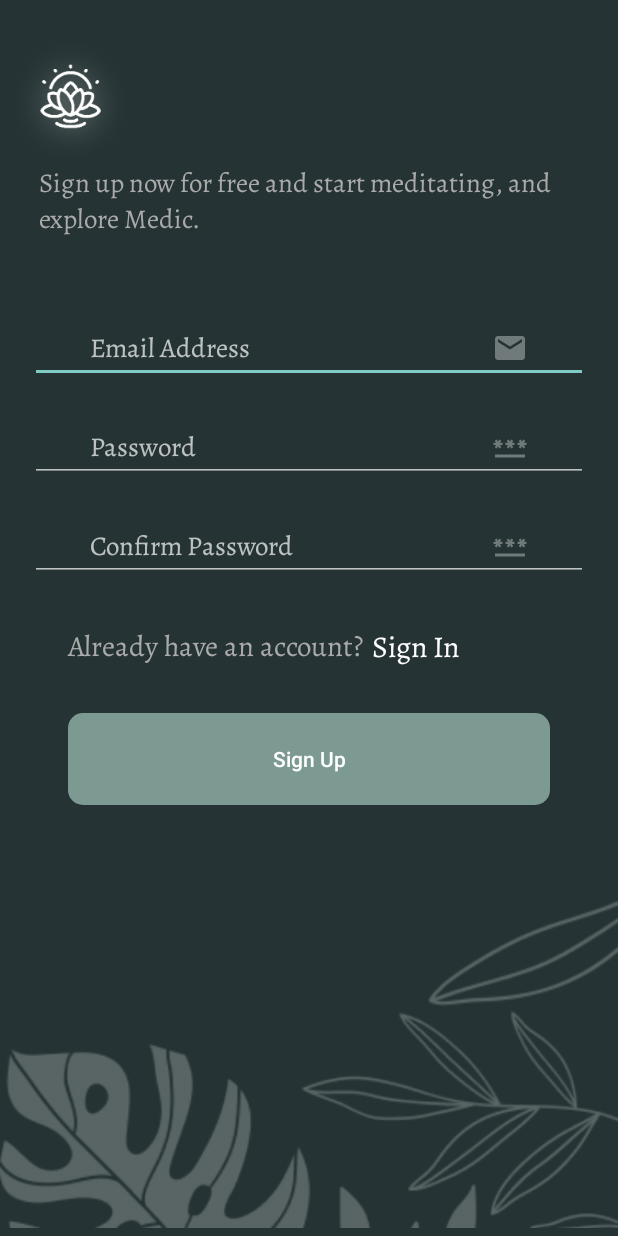
After one commit to moemaair/Mantrana, an Android app: the SignUp screen opened directly, with no data from a screen before it, on a phone screen of 412 x 824 dp. The commit adds this screen. Run offline under Robolectric (Android 15) with nearby library versions, the phone set to English and light mode, and no system bars; our stand-ins replace Firebase (no records; nobody signed in at launch, a user with empty details on screens opened directly).

Commit message:
codes for registering a new user

```diff
--- a/app/build.gradle
+++ b/app/build.gradle
@@ -3,9 +3,8 @@ plugins {
     id 'kotlin-android'
     id 'kotlin-kapt'
     id 'kotlin-android-extensions'
-    id 'com.google.gms.google-services'
 }
-
+apply plugin: 'com.google.gms.google-services'
 configurations.all {
     resolutionStrategy { force 'androidx.core:core-ktx:1.6.0' }
 }
--- a/app/src/main/java/com/android/mantrana/ui/SignIn.kt
+++ b/app/src/main/java/com/android/mantrana/ui/SignIn.kt
@@ -9,6 +9,7 @@ import android.widget.Toast
 import androidx.appcompat.app.AppCompatActivity
 import com.android.mantrana.MainActivity
 import com.android.mantrana.R
+import com.google.firebase.FirebaseApp
 import com.google.firebase.auth.FirebaseAuth
 import com.google.firebase.auth.FirebaseUser
 import com.google.firebase.auth.ktx.auth
@@ -24,16 +25,23 @@ class SignIn : AppCompatActivity() {
 
      //lateinit var email: String
     // lateinit var password: String
-     private lateinit var auth: FirebaseAuth
+     //private lateinit var auth: FirebaseAuth
 
     override fun onCreate(savedInstanceState: Bundle?) {
         super.onCreate(savedInstanceState)
         setContentView(R.layout.activity_sign_in)
-        auth = Firebase.auth
+        //auth = Firebase.auth
 
         val emailEt = findViewById<EditText>(R.id.emailEt)
 
         val passEt = findViewById<EditText>(R.id.passwardEt)
+
+        //incase not having a an account with mantrana
+
+        SignUpNow.setOnClickListener {
+            val intent = Intent(this, SignUp::class.java)
+            startActivity(intent)
+        }
 
 //        email = emailEt.text.toString()
 //        password = passEt.text.toString()
@@ -48,24 +56,26 @@ class SignIn : AppCompatActivity() {
            }
            else{
                // [START sign_in_with_email]
-               FirebaseAuth.getInstance().signInWithEmailAndPassword(emailEt.text.toString().trim(), passwardEt.text.toString().trim())
-                   .addOnCompleteListener(this) { task ->
-                       if (task.isSuccessful) {
-                           // Sign in success, update UI with the signed-in user's information
-                           Log.d(TAG, "signInWithEmail:success")
-                           val user = auth.currentUser
-                           updateUI(user)
-                           val intent = Intent(this, MainActivity::class.java)
-                           startActivity(intent)
-                           finish()
-                       } else {
-                           // If sign in fails, display a message to the user.
-                           Log.w(TAG, "signInWithEmail:failure", task.exception)
-                           Toast.makeText(baseContext, "Authentication failed.",
-                               Toast.LENGTH_SHORT).show()
-                           updateUI(null)
-                       }
-                   }
+//               FirebaseAuth.getInstance().signInWithEmailAndPassword(emailEt.text.toString().trim(), passwardEt.text.toString().trim())
+//                   .addOnCompleteListener(this) { task ->
+//                       if (task.isSuccessful) {
+//                           // Sign in success, update UI with the signed-in user's information
+//                           Log.d(TAG, "signInWithEmail:success" + FirebaseAuth.getInstance().currentUser?.uid)
+//                           //FirebaseAuth.getInstance().signOut()
+//                           //val user = auth.currentUser
+//                           updateUI(user)
+//
+////                           val intent = Intent(this, MainActivity::class.java)
+////                           startActivity(intent)
+////                           finish()
+//                       } else {
+//                           // If sign in fails, display a message to the user.
+//                           Log.w(TAG, "signInWithEmail:failure", task.exception)
+//                           Toast.makeText(baseContext, "Authentication failed.",
+//                               Toast.LENGTH_SHORT).show()
+//                           updateUI(null)
+//                       }
+//                   }
                // [END sign_in_with_email]
 
 
@@ -77,17 +87,17 @@ class SignIn : AppCompatActivity() {
     public override fun onStart() {
         super.onStart()
         // Check if user is signed in (non-null) and update UI accordingly.
-        val currentUser = auth.currentUser
-        if(currentUser != null){
-            reload();
-        }
+////        val currentUser = auth.currentUser
+//        if(currentUser != null){
+//            reload();
+//        }
     }
 
     private fun updateUI(user: FirebaseUser?) {
 
     }
 }
-private fun reload() {
+fun reload() {
     }
 
 //    fun checkCredencialCouroutine(){
--- /dev/null
+++ b/app/src/main/java/com/android/mantrana/ui/SignUp.kt
@@ -0,0 +1,112 @@
+package com.android.mantrana.ui
+
+import android.content.Intent
+import androidx.appcompat.app.AppCompatActivity
+import android.os.Bundle
+import android.text.TextUtils.isEmpty
+import android.util.Log
+import android.view.View
+import android.widget.EditText
+import android.widget.Toast
+import com.android.mantrana.R
+import com.google.android.gms.common.util.CollectionUtils
+import com.google.firebase.FirebaseApp
+import com.google.firebase.auth.FirebaseAuth
+import com.google.firebase.auth.FirebaseUser
+import com.google.firebase.auth.ktx.auth
+import com.google.firebase.ktx.Firebase
+import kotlinx.android.synthetic.main.activity_sign_in.*
+import kotlinx.android.synthetic.main.activity_sign_up.*
+
+class SignUp : AppCompatActivity() {
+    private val TAG: String? = SignUp::class.simpleName
+    private lateinit var name: String
+    private lateinit var email: String
+    private lateinit var password: String
+    private lateinit var cPassword: String
+
+    lateinit var auth: FirebaseAuth
+
+
+
+    override fun onCreate(savedInstanceState: Bundle?) {
+        super.onCreate(savedInstanceState)
+        setContentView(R.layout.activity_sign_up)
+
+        // Initialize Firebase Auth
+        auth = Firebase.auth
+
+        //incase user has an account with mantrana
+        signInNow.setOnClickListener {
+            val intent = Intent(this, SignIn::class.java)
+            startActivity(intent)
+        }
+
+
+        SignUpBtn.setOnClickListener {
+            //check for null valued EditText fields
+            if (!isEmpty(EmailEtSignUp.getText().toString()) && !isEmpty(
+                    PasswordEtSignUp.getText().toString()
+                ) && !isEmpty(PasswordConfirmEtSignUp.getText().toString())
+            ) {
+                //check if passwords match
+                if (doStringMatch(
+                        PasswordEtSignUp.text.toString(),
+                        PasswordConfirmEtSignUp.text.toString()
+                    )
+                ) {
+                    registerNewEmail(
+                        EmailEtSignUp.getText().toString(),
+                        PasswordEtSignUp.getText().toString()
+                    )
+                } else {
+                    Toast.makeText(this, "Passwords do not Match", Toast.LENGTH_SHORT).show();
+                }
+            }
+            else {
+                Toast.makeText(this, "You must fill out all the fields", Toast.LENGTH_SHORT).show();
+            }
+
+
+        }
+
+
+    }
+
+    public override fun onStart() {
+        super.onStart()
+        // Check if user is signed in (non-null) and update UI accordingly.
+        val currentUser = auth.currentUser
+        if(currentUser != null){
+            reload();
+        }
+    }
+
+    private fun registerNewEmail(email: String, password: String) {
+        auth.createUserWithEmailAndPassword(email, password)
+            .addOnCompleteListener(this) { task ->
+                if (task.isSuccessful) {
+                    // Sign in success, update UI with the signed-in user's information
+                    Log.d(TAG, "createUserWithEmail:success")
+                    val user = auth.currentUser
+                    updateUI(user)
+                } else {
+                    // If sign in fails, display a message to the user.
+                    Log.w(TAG, "createUserWithEmail:failure", task.exception)
+                    Toast.makeText(baseContext, "Authentication failed.",
+                        Toast.LENGTH_SHORT).show()
+                    updateUI(null)
+                }
+            }
+    }
+
+    private fun doStringMatch(pass: String, confirmPass: String): Boolean {
+
+        return pass.equals(confirmPass)
+
+    }
+
+    private fun updateUI(user: FirebaseUser?) {
+
+    }
+}
--- a/app/src/main/res/layout/activity_sign_in.xml
+++ b/app/src/main/res/layout/activity_sign_in.xml
@@ -39,7 +39,7 @@
                 android:fontFamily="@font/alegreyaregular"
                 android:text="Sign in now to acces your excercises and saved music."
                 android:textColor="@android:color/darker_gray"
-                android:textSize="22dp" />
+                android:textSize="18dp" />
         </LinearLayout>
 
         <LinearLayout
--- /dev/null
+++ b/app/src/main/res/layout/activity_sign_up.xml
@@ -0,0 +1,157 @@
+<?xml version="1.0" encoding="utf-8"?>
+<androidx.constraintlayout.widget.ConstraintLayout xmlns:android="http://schemas.android.com/apk/res/android"
+    xmlns:app="http://schemas.android.com/apk/res-auto"
+    xmlns:tools="http://schemas.android.com/tools"
+    android:layout_width="match_parent"
+    android:background="@color/main_bg"
+    android:layout_height="match_parent"
+    tools:context=".ui.SignUp">
+
+
+    <LinearLayout
+        android:layout_width="match_parent"
+        android:layout_height="match_parent"
+        android:orientation="vertical"
+        android:weightSum="3"
+        app:layout_constraintBottom_toBottomOf="parent"
+        app:layout_constraintEnd_toEndOf="parent"
+        app:layout_constraintStart_toStartOf="parent"
+        app:layout_constraintTop_toTopOf="parent">
+
+        <LinearLayout
+            android:layout_width="match_parent"
+            android:layout_height="wrap_content"
+            android:layout_marginVertical="20dp"
+            android:layout_weight="1"
+            android:orientation="vertical">
+
+            <ImageView
+                android:layout_width="wrap_content"
+                android:layout_height="90dp"
+                android:padding="0dp"
+                android:src="@mipmap/logo_big" />
+
+            <TextView
+                android:id="@+id/tvDetailaboutSignIn"
+                android:layout_width="wrap_content"
+                android:layout_height="wrap_content"
+                android:layout_marginStart="26dp"
+                android:fontFamily="@font/alegreyaregular"
+                android:text="Sign up now for free and start meditating, and explore Medic."
+                android:textColor="@android:color/darker_gray"
+                android:textSize="18dp" />
+        </LinearLayout>
+
+        <LinearLayout
+            android:layout_width="match_parent"
+            android:layout_height="wrap_content"
+            android:layout_weight="1"
+            android:orientation="vertical">
+
+            <!-- <EditText
+                android:id="@+id/NameEt"
+                android:layout_width="match_parent"
+                android:layout_height="wrap_content"
+                android:layout_marginHorizontal="20dp"
+                android:layout_marginBottom="20dp"
+                android:inputType="text"
+                android:hint="Name"
+                android:fontFamily="@font/alegreyaregular"
+                android:paddingHorizontal="40dp" />-->
+
+            <EditText
+                android:id="@+id/EmailEtSignUp"
+                android:layout_width="match_parent"
+                android:layout_height="wrap_content"
+                android:layout_marginHorizontal="20dp"
+                android:fontFamily="@font/alegreyaregular"
+                android:hint="Email Address"
+                android:layout_marginBottom="20dp"
+                android:drawableEnd="@drawable/ic_baseline_email_24"
+                android:inputType="text"
+                android:paddingHorizontal="40dp" />
+            <EditText
+                android:id="@+id/PasswordEtSignUp"
+                android:layout_width="match_parent"
+                android:layout_height="wrap_content"
+                android:layout_marginHorizontal="20dp"
+                android:fontFamily="@font/alegreyaregular"
+                android:hint="Password"
+                android:layout_marginBottom="20dp"
+
+                android:drawableEnd="@drawable/ic_baseline_password_24"
+                android:inputType="textPassword"
+                android:paddingHorizontal="40dp" />
+            <EditText
+                android:id="@+id/PasswordConfirmEtSignUp"
+                android:layout_width="match_parent"
+                android:layout_height="wrap_content"
+                android:layout_marginHorizontal="20dp"
+                android:fontFamily="@font/alegreyaregular"
+                android:hint="Confirm Password"
+                android:drawableEnd="@drawable/ic_baseline_password_24"
+                android:inputType="textPassword"
+                android:paddingHorizontal="40dp" />
+            <LinearLayout
+                android:layout_width="match_parent"
+                android:layout_height="wrap_content"
+                android:orientation="vertical"
+
+                android:gravity="center">
+
+                <LinearLayout
+                    android:layout_width="match_parent"
+                    android:layout_height="wrap_content"
+                    android:layout_marginStart="30dp"
+                    android:layout_marginTop="30dp"
+                    android:orientation="horizontal">
+
+                    <TextView
+                        android:layout_width="wrap_content"
+                        android:layout_height="wrap_content"
+                        android:fontFamily="@font/alegreyaregular"
+                        android:text="Already have an account?"
+                        android:textAlignment="center"
+                        android:textColor="@android:color/darker_gray"
+                        android:textSize="19sp" />
+
+                    <TextView
+                        android:id="@+id/signInNow"
+                        android:layout_width="wrap_content"
+                        android:layout_height="wrap_content"
+                        android:layout_gravity="center"
+                        android:clickable="true"
+                        android:fontFamily="@font/alegreyaregular"
+                        android:paddingStart="5dp"
+                        android:text="Sign In"
+                        android:textAlignment="center"
+                        android:textColor="@color/white"
+                        android:textSize="20dp" />
+                </LinearLayout>
+                <Button
+                    android:id="@+id/SignUpBtn"
+                    android:layout_width="wrap_content"
+                    android:gravity="center"
+                    android:inputType="text"
+                    android:layout_marginTop="30dp"
+                    android:layout_height="wrap_content"
+                    android:text="Sign Up"
+                    android:background="@drawable/button_action_greenish"/>
+            </LinearLayout>
+
+
+
+        </LinearLayout>
+
+
+        <ImageView
+            android:layout_width="match_parent"
+            android:layout_height="wrap_content"
+            android:layout_weight="1"
+            android:src="@drawable/login_graphic" />
+
+
+    </LinearLayout>
+
+
+</androidx.constraintlayout.widget.ConstraintLayout>
```
Also changed, not shown: app/src/main/AndroidManifest.xml (+9 -2 lines).
